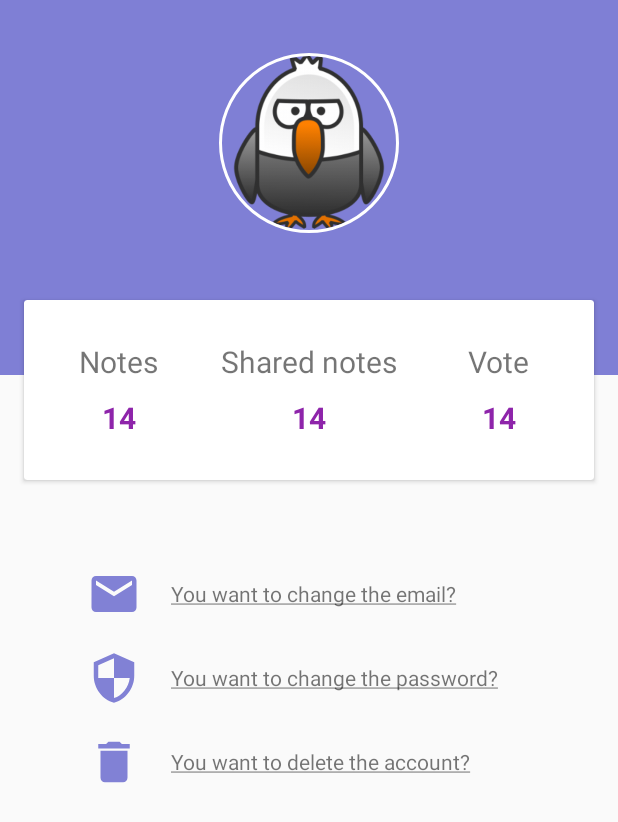
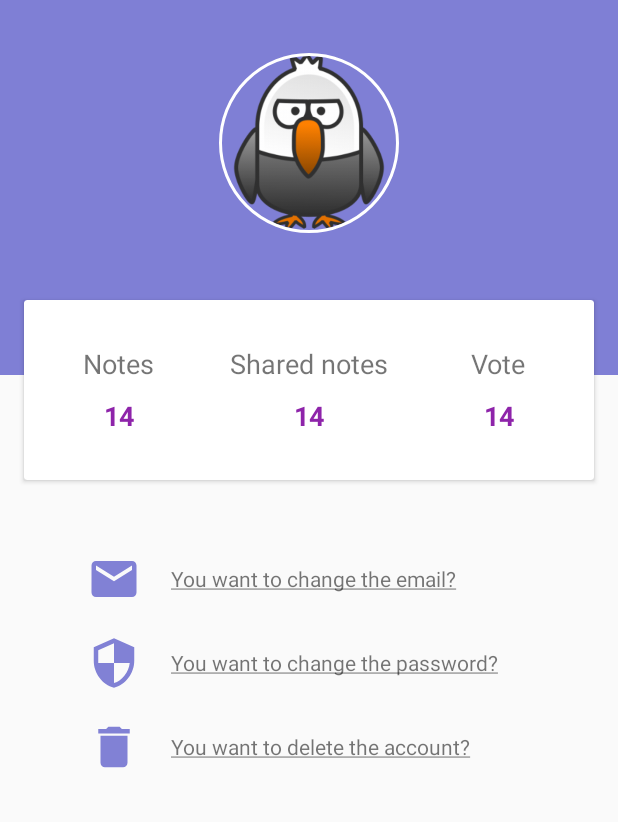
Before and after one commit to appsdeveloper2017/SharedLists, an Android app: the SettingsApp screen opened directly, with no data from a screen before it, on a phone screen of 412 x 824 dp. Shown: the top 822 px of the screen. Run offline under Robolectric (Android 15) with nearby library versions, the phone set to English and light mode, and no system bars; our stand-ins replace CircleImageView, Firebase (no records; nobody signed in at launch, a user with empty details on screens opened directly).

```diff
--- a/app/src/main/java/com/appdesigndm/sharedlists/Settings/SettingsApp.java
+++ b/app/src/main/java/com/appdesigndm/sharedlists/Settings/SettingsApp.java
@@ -613,8 +613,10 @@ public class SettingsApp extends AppCompatActivity {
         }
     }
     //When delete profile, delete photo porfile with firebase.
-    public void deleteImageFirebase(){
+    public void deleteImageFirebase() {
 
+
+        try {
             if (actualPassword.getText().toString().equals(NotesApp.password_user)) {
 
                 noVisibleElements(1);
@@ -645,12 +647,19 @@ public class SettingsApp extends AppCompatActivity {
                         toast.show();
                     }
                 });
-        }else {
+            } else {
                 actualPassword.setText("");
                 Toast toast = Toast.makeText(getApplicationContext(), getResources().getString(R.string.equals_pass), Toast.LENGTH_SHORT);
                 toast.show();
             }
+        } catch (Exception e) {
+            noVisibleElements(0);
+            progressBar.setVisibility(View.GONE);
+            Toast toast = Toast.makeText(getApplicationContext(), getResources().getString(R.string.delete_image_error_try), Toast.LENGTH_SHORT);
+            toast.show();
         }
+    }
+
         //Listener for error delete image.
     class MyFailureListener implements OnFailureListener {
         @Override
@@ -662,5 +671,4 @@ public class SettingsApp extends AppCompatActivity {
         }
     }
 }
-
-//Se detecta un error que ocurre en algunas ocasiones en el metodo de borrar imagen. Próximo dia prueba de try/catch en el método.
+//Fallo si cargas la foto e intentas borrarla al momento.
--- a/app/src/main/res/layout/user_settings_app.xml
+++ b/app/src/main/res/layout/user_settings_app.xml
@@ -66,7 +66,8 @@
                 android:layout_width="match_parent"
                 android:layout_height="match_parent"
                 android:orientation="horizontal"
-                android:weightSum="3">
+                android:weightSum="3"
+                android:baselineAligned="false">
 
                 <LinearLayout
                     android:layout_width="0dp"
@@ -80,16 +81,16 @@
                         android:layout_width="wrap_content"
                         android:layout_height="wrap_content"
                         android:text="@string/note"
-                        android:textSize="20sp" />
+                        android:textSize="@dimen/text_size_card" />
 
                     <TextView
                         android:id="@+id/item_list"
                         android:layout_width="wrap_content"
                         android:layout_height="wrap_content"
                         android:layout_marginTop="10dp"
-                        android:text="14"
+                        android:text="@string/size"
                         android:textColor="@color/violet"
-                        android:textSize="20sp"
+                        android:textSize="@dimen/text_size_card"
                         android:textStyle="bold" />
                 </LinearLayout>
 
@@ -105,16 +106,16 @@
                         android:layout_width="wrap_content"
                         android:layout_height="wrap_content"
                         android:text="@string/shared_notes"
-                        android:textSize="20sp" />
+                        android:textSize="@dimen/text_size_card"/>
 
                     <TextView
                         android:id="@+id/item_shared"
                         android:layout_width="wrap_content"
                         android:layout_height="wrap_content"
                         android:layout_marginTop="10dp"
-                        android:text="14"
+                        android:text="@string/size"
                         android:textColor="@color/violet"
-                        android:textSize="20sp"
+                        android:textSize="@dimen/text_size_card"
                         android:textStyle="bold" />
                 </LinearLayout>
 
@@ -130,16 +131,16 @@
                         android:layout_width="wrap_content"
                         android:layout_height="wrap_content"
                         android:text="@string/votes"
-                        android:textSize="20sp" />
+                        android:textSize="@dimen/text_size_card" />
 
                     <TextView
                         android:id="@+id/item_votes"
                         android:layout_width="wrap_content"
                         android:layout_height="wrap_content"
                         android:layout_marginTop="10dp"
-                        android:text="14"
+                        android:text="@string/size"
                         android:textColor="@color/violet"
-                        android:textSize="20sp"
+                        android:textSize="@dimen/text_size_card"
                         android:textStyle="bold" />
                 </LinearLayout>
             </LinearLayout>
@@ -161,7 +162,8 @@
 
             <ImageView
                 style="@style/ImageResources"
-                android:src="@drawable/ic_email" />
+                android:src="@drawable/ic_email"
+                android:contentDescription="@string/image_description" />
 
             <TextView
                 android:id="@+id/desplegableEmail"
@@ -169,7 +171,7 @@
                 android:text="@string/quetion_email"
                 android:layout_width="match_parent"
                 android:layout_height="wrap_content"
-                android:paddingStart="20dp"/>
+                android:paddingStart="20dp" />
 
         </LinearLayout>
 
@@ -183,7 +185,8 @@
             <EditText
                 android:id="@+id/mail"
                 style="@style/EditSettings"
-                android:hint="@string/input_email" />
+                android:hint="@string/input_email"
+                android:inputType="text"/>
 
             <TextView
                 android:id="@+id/change_email"
@@ -199,7 +202,8 @@
 
             <ImageView
                 style="@style/ImageResources"
-                android:src="@drawable/ic_security" />
+                android:src="@drawable/ic_security"
+                android:contentDescription="@string/image_description"  />
 
             <TextView
                 android:id="@+id/desplegablePass"
@@ -243,7 +247,8 @@
 
             <ImageView
                 style="@style/ImageResources"
-                android:src="@drawable/ic_delete" />
+                android:src="@drawable/ic_delete"
+                android:contentDescription="@string/image_description" />
 
             <TextView
                 android:id="@+id/desplegableDeleteAccount"
--- a/app/src/main/res/values/dimens.xml
+++ b/app/src/main/res/values/dimens.xml
@@ -21,7 +21,7 @@
     <dimen name="fab_margin">16dp</dimen>
 
     <!--Settings dimension-->
-    <dimen name="main_relative_height">350dp</dimen>
+    <dimen name="main_relative_height">340dp</dimen>
     <dimen name="principal_layout_height">250dp</dimen>
 
     <dimen name="photo_witdh">120dp</dimen>
@@ -39,4 +39,7 @@
 
     <!--Card elevation-->
     <dimen name="elevation">10dp</dimen>
+    <dimen name="card_height">120dp</dimen>
+    <dimen name="card_margin_top">200dp</dimen>
+    <dimen name="text_size_card">18sp</dimen>
 </resources>
--- a/app/src/main/res/values/strings.xml
+++ b/app/src/main/res/values/strings.xml
@@ -18,7 +18,7 @@
         completions."
     </string>
     <string name="error">An error has occurred</string>
-    <string name="new_member">You are not a member? creat your account…</string>
+    <string name="new_member">You are not a member? create your account…</string>
     <string name="button_new_user">Create new user</string>
     <string name="account_alredy_exist">I am already a user, I have an account</string>
     <string name="title_activity_principal">Hello again!</string>
@@ -76,6 +76,11 @@
     <!--Strings related for delete photo-->
     <string name="delete_image_succeful">Image profile deleted!</string>
     <string name="delete_image_error">Error for delete image profile</string>
+    <string name="delete_image_error_try">Error for delete image profile, try again…</string>
+
+    <!--Descriptions images-->
+    <string name="image_description">Image icon</string>
+    <string name="size">14</string>
 
     <!--Main strings-->
     <string name="recovering_notes">Recovering notes, please wait…</string>
--- a/app/src/main/res/values/styles.xml
+++ b/app/src/main/res/values/styles.xml
@@ -76,40 +76,14 @@
 
     <style name="CardViewUser">
         <item name="android:layout_width">match_parent</item>
-        <item name="android:layout_height">120dp</item>
-        <item name="android:elevation">10dp</item>
+        <item name="android:layout_height">@dimen/card_height</item>
+        <item name="android:elevation">@dimen/elevation</item>
         <item name="android:layout_marginStart">@dimen/xlarge_margin</item>
         <item name="android:layout_marginEnd">@dimen/xlarge_margin</item>
-        <item name="android:layout_marginTop">200dp</item>
+        <item name="android:layout_marginTop">@dimen/card_margin_top</item>
         <item name="android:layout_centerHorizontal">true</item>
     </style>
 
     <!--Finish settings style-->
 
-
-    <!--<style name="TextQuestions">-->
-    <!--<item name="android:layout_height">wrap_content</item>-->
-    <!--<item name="android:layout_width">match_parent</item>-->
-    <!--<item name="android:gravity">left</item>-->
-    <!--<item name="android:textSize">@dimen/textview_settings</item>-->
-    <!--<item name="android:layout_marginTop">@dimen/large_margin</item>-->
-    <!--<item name="android:textColor">@android:color/black</item>-->
-    <!--</style>-->
-
-    <!--<style name="TextSettings">-->
-    <!--<item name="android:layout_height">wrap_content</item>-->
-    <!--<item name="android:layout_width">wrap_content</item>-->
-    <!--<item name="android:layout_gravity">right</item>-->
-    <!--<item name="android:textSize">@dimen/confirmations_size</item>-->
-    <!--<item name="android:layout_marginRight">@dimen/large_margin</item>-->
-    <!--<item name="android:paddingRight">@dimen/medium_padding</item>-->
-    <!--<item name="android:textColor">@color/colorPrimary</item>-->
-    <!--</style>-->
-
-    <!--<style name="AbsoluteLinear">-->
-    <!--<item name="android:layout_height">wrap_content</item>-->
-    <!--<item name="android:layout_width">match_parent</item>-->
-    <!--<item name="android:orientation">vertical</item>-->
-    <!--<item name="android:layout_margin">@dimen/xlarge_margin</item>-->
-    <!--</style>-->
 </resources>
```
Lines whose indentation alone changed are shown as unchanged.
